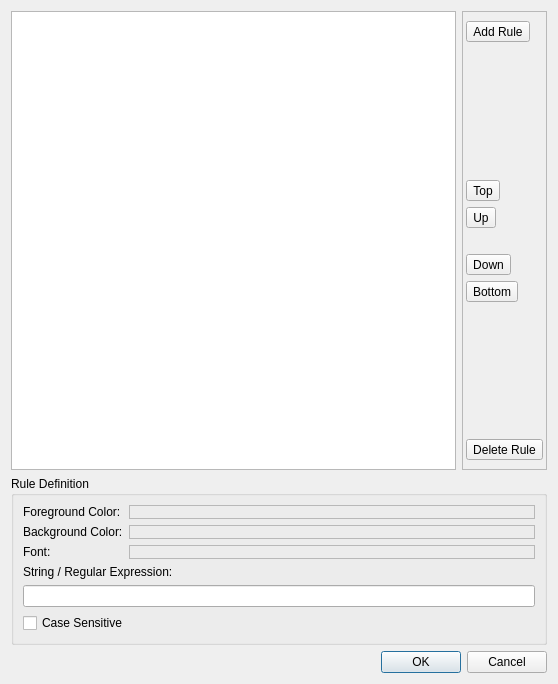
Before: the Qt Designer form src/gui/highlighting/HighlightingDialog.ui in tomvodi/QTail, drawn with Qt 5.
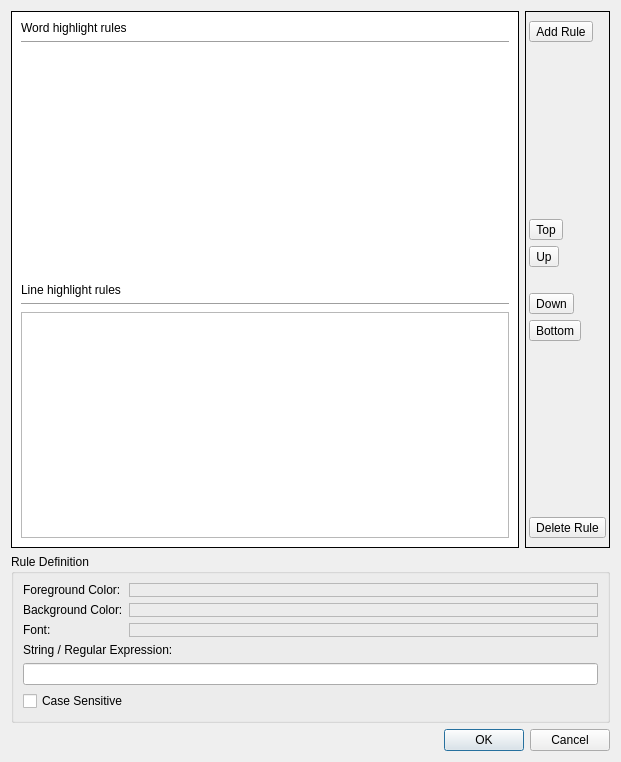
After: the same form once the commit is applied. Icons and pictures are not drawn. Custom widgets are drawn as their Qt base class.

Commit message: adding items to highlight dialog

```diff
--- a/src/gui/highlighting/HighlightingDialog.ui
+++ b/src/gui/highlighting/HighlightingDialog.ui
@@ -6,8 +6,8 @@
    <rect>
     <x>0</x>
     <y>0</y>
-    <width>558</width>
-    <height>684</height>
+    <width>621</width>
+    <height>762</height>
    </rect>
   </property>
   <property name="windowTitle">
@@ -27,10 +27,10 @@
    <item row="0" column="1">
     <widget class="QFrame" name="sortingFrame">
      <property name="frameShape">
-      <enum>QFrame::StyledPanel</enum>
+      <enum>QFrame::Box</enum>
      </property>
      <property name="frameShadow">
-      <enum>QFrame::Raised</enum>
+      <enum>QFrame::Plain</enum>
      </property>
      <layout class="QVBoxLayout" name="verticalLayout">
       <property name="leftMargin">
@@ -262,7 +262,81 @@
     </widget>
    </item>
    <item row="0" column="0">
-    <widget class="QListWidget" name="rulesListWidget"/>
+    <widget class="QFrame" name="rulesGroupFrame">
+     <property name="sizePolicy">
+      <sizepolicy hsizetype="MinimumExpanding" vsizetype="Preferred">
+       <horstretch>0</horstretch>
+       <verstretch>0</verstretch>
+      </sizepolicy>
+     </property>
+     <property name="styleSheet">
+      <string notr="true">#rulesGroupFrame {
+  background-color: rgb(255, 255, 255);
+}</string>
+     </property>
+     <property name="frameShape">
+      <enum>QFrame::Box</enum>
+     </property>
+     <property name="frameShadow">
+      <enum>QFrame::Plain</enum>
+     </property>
+     <layout class="QVBoxLayout" name="verticalLayout_2">
+      <item>
+       <widget class="QLabel" name="_wordHighlightRules">
+        <property name="text">
+         <string>Word highlight rules</string>
+        </property>
+       </widget>
+      </item>
+      <item>
+       <widget class="Line" name="hr_wordRules">
+        <property name="orientation">
+         <enum>Qt::Horizontal</enum>
+        </property>
+       </widget>
+      </item>
+      <item>
+       <widget class="QListWidget" name="wordRulesListWidget">
+        <property name="frameShape">
+         <enum>QFrame::Box</enum>
+        </property>
+        <property name="frameShadow">
+         <enum>QFrame::Plain</enum>
+        </property>
+        <property name="lineWidth">
+         <number>0</number>
+        </property>
+        <property name="editTriggers">
+         <set>QAbstractItemView::NoEditTriggers</set>
+        </property>
+       </widget>
+      </item>
+      <item>
+       <widget class="QLabel" name="_lineHighlightRules">
+        <property name="text">
+         <string>Line highlight rules</string>
+        </property>
+       </widget>
+      </item>
+      <item>
+       <widget class="Line" name="hr_lineRules">
+        <property name="orientation">
+         <enum>Qt::Horizontal</enum>
+        </property>
+       </widget>
+      </item>
+      <item>
+       <widget class="QListWidget" name="lineRulesListWidget">
+        <property name="frameShadow">
+         <enum>QFrame::Plain</enum>
+        </property>
+        <property name="lineWidth">
+         <number>0</number>
+        </property>
+       </widget>
+      </item>
+     </layout>
+    </widget>
    </item>
   </layout>
  </widget>
```
Left out of the diff: 2 changed lines with no effect on the pictures. The commit also changes 6 other files.
